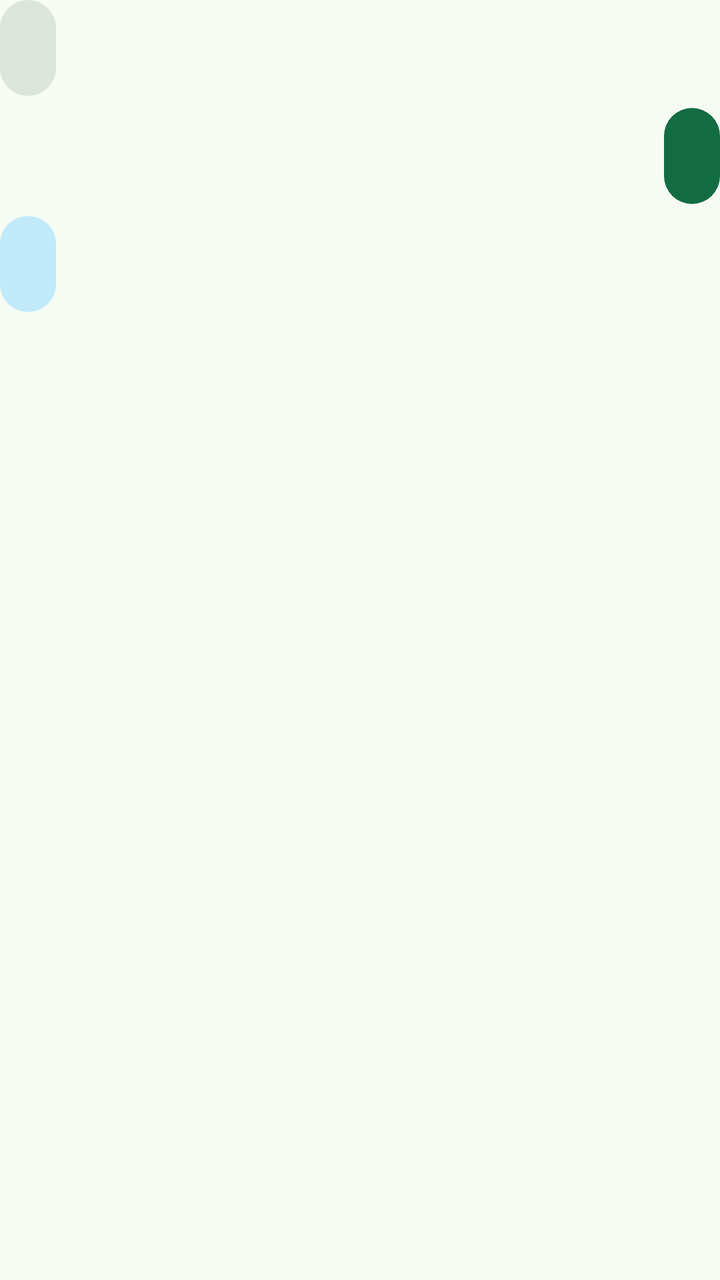
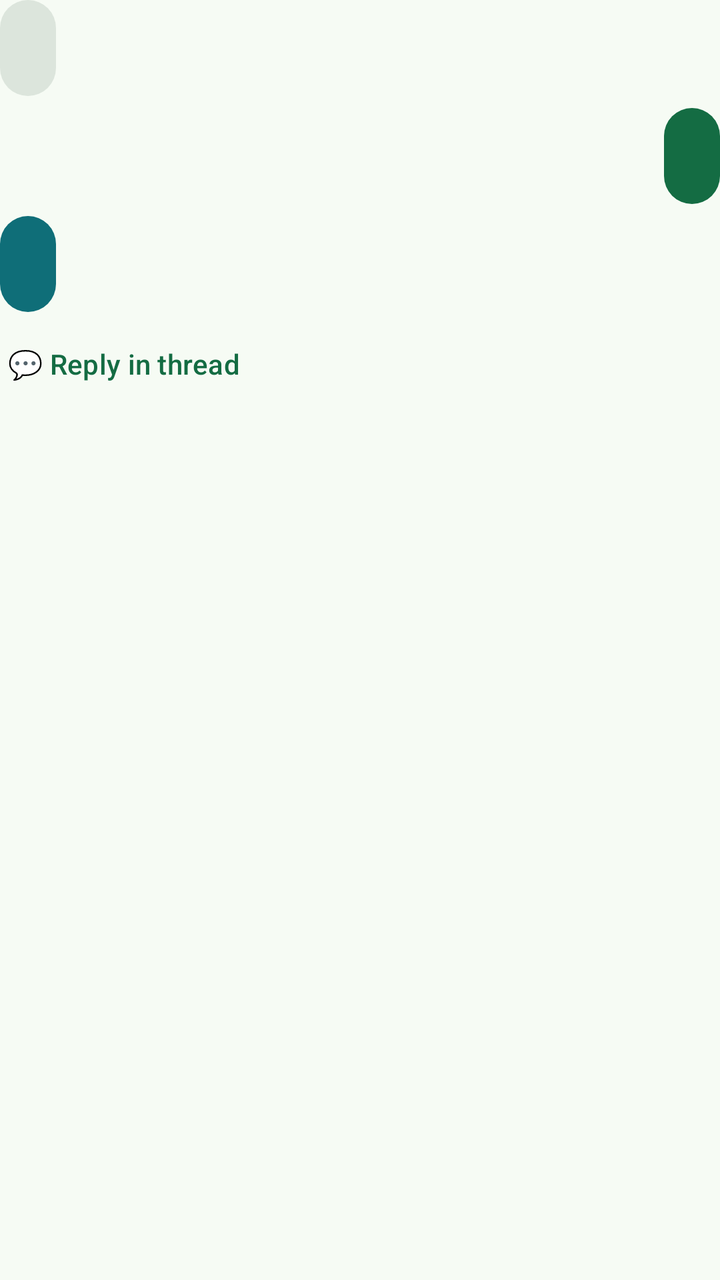

Screens rendered from an Android XML layout before and after an edit, with the pre-edit source and the edit as a unified diff.
<!-- AndroidManifest.xml: application theme Theme.VoiceSrs -->
<!-- res/layout/item_chat_turn.xml -->
<?xml version="1.0" encoding="utf-8"?>
<LinearLayout xmlns:android="http://schemas.android.com/apk/res/android"
    android:layout_width="match_parent"
    android:layout_height="wrap_content"
    android:orientation="vertical"
    android:paddingBottom="12dp">

    
    <TextView
        android:id="@+id/cardBubble"
        android:layout_width="wrap_content"
        android:layout_height="wrap_content"
        android:layout_gravity="start"
        android:layout_marginEnd="56dp"
        android:background="@drawable/bg_bubble_card"
        android:ellipsize="end"
        android:maxLines="1"
        android:minHeight="48dp"
        android:paddingStart="14dp"
        android:paddingTop="10dp"
        android:paddingEnd="14dp"
        android:paddingBottom="10dp"
        android:textAppearance="?attr/textAppearanceBodyLarge"
        android:textColor="?attr/colorOnSurfaceVariant" />

    
    <TextView
        android:id="@+id/userBubble"
        android:layout_width="wrap_content"
        android:layout_height="wrap_content"
        android:layout_gravity="end"
        android:layout_marginStart="56dp"
        android:layout_marginTop="6dp"
        android:background="@drawable/bg_bubble_user"
        android:minHeight="48dp"
        android:paddingStart="14dp"
        android:paddingTop="10dp"
        android:paddingEnd="14dp"
        android:paddingBottom="10dp"
        android:textAppearance="?attr/textAppearanceBodyLarge"
        android:textColor="?attr/colorOnPrimary" />

    
    <LinearLayout
        android:id="@+id/aiBubble"
        android:layout_width="wrap_content"
        android:layout_height="wrap_content"
        android:layout_gravity="start"
        android:layout_marginTop="6dp"
        android:layout_marginEnd="56dp"
        android:background="@drawable/bg_bubble_ai"
        android:minHeight="48dp"
        android:orientation="vertical"
        android:paddingStart="14dp"
        android:paddingTop="10dp"
        android:paddingEnd="14dp"
        android:paddingBottom="10dp">

        <LinearLayout
            android:id="@+id/explSection"
            android:layout_width="wrap_content"
            android:layout_height="wrap_content"
            android:orientation="vertical">

            <TextView
                android:id="@+id/explBadge"
                android:layout_width="wrap_content"
                android:layout_height="wrap_content"
                android:contentDescription="@string/expl_badge_cd"
                android:minHeight="48dp"
                android:gravity="center_vertical"
                android:text="@string/expl_badge"
                android:textAppearance="?attr/textAppearanceLabelLarge"
                android:textColor="?attr/colorOnTertiaryContainer"
                android:visibility="gone" />

            <TextView
                android:id="@+id/explStatus"
                android:layout_width="wrap_content"
                android:layout_height="wrap_content"
                android:textAppearance="?attr/textAppearanceBodyMedium"
                android:textColor="?attr/colorOnTertiaryContainer" />

            <TextView
                android:id="@+id/explBody"
                android:layout_width="wrap_content"
                android:layout_height="wrap_content"
                android:textAppearance="?attr/textAppearanceBodyMedium"
                android:textColor="?attr/colorOnTertiaryContainer"
                android:visibility="gone" />

            <Button
                android:id="@+id/explRetry"
                style="@style/Widget.Material3.Button.TextButton"
                android:layout_width="wrap_content"
                android:layout_height="wrap_content"
                android:minHeight="48dp"
                android:text="@string/expl_retry"
                android:visibility="gone" />
        </LinearLayout>
    </LinearLayout>
</LinearLayout>
<!-- resources referenced by this layout -->
<resources>
  <!-- drawable bg_bubble_ai (drawable) -->
  <?xml version="1.0" encoding="utf-8"?>
  <shape xmlns:android="http://schemas.android.com/apk/res/android"
      android:shape="rectangle">
      <solid android:color="@color/md_theme_tertiaryContainer" />
      <corners android:radius="16dp" />
  </shape>
  <!-- drawable bg_bubble_card (drawable) -->
  <?xml version="1.0" encoding="utf-8"?>
  <shape xmlns:android="http://schemas.android.com/apk/res/android"
      android:shape="rectangle">
      <solid android:color="@color/md_theme_surfaceVariant" />
      <corners android:radius="16dp" />
  </shape>
  <!-- drawable bg_bubble_user (drawable) -->
  <?xml version="1.0" encoding="utf-8"?>
  <shape xmlns:android="http://schemas.android.com/apk/res/android"
      android:shape="rectangle">
      <solid android:color="@color/md_theme_primary" />
      <corners android:radius="16dp" />
  </shape>
  <string name="expl_badge">● New</string>
  <string name="expl_badge_cd">Explanation ready, unread</string>
  <string name="expl_retry">Retry</string>
  <color name="md_theme_tertiaryContainer">#C0E9FA</color>
  <color name="md_theme_surfaceVariant">#DCE5DC</color>
  <color name="md_theme_primary">#146C43</color>
  <color name="md_theme_onPrimary">#FFFFFF</color>
  <color name="md_theme_primaryContainer">#A4F4C4</color>
  <color name="md_theme_onPrimaryContainer">#002110</color>
  <color name="md_theme_secondary">#4D6356</color>
  <color name="md_theme_onSecondary">#FFFFFF</color>
  <color name="md_theme_secondaryContainer">#D0E8D8</color>
  <color name="md_theme_onSecondaryContainer">#0B1F15</color>
  <color name="md_theme_tertiary">#3C6472</color>
  <color name="md_theme_onTertiary">#FFFFFF</color>
  <color name="md_theme_onTertiaryContainer">#001F28</color>
  <color name="md_theme_background">#F6FBF4</color>
  <color name="md_theme_surface">#F6FBF4</color>
  <color name="md_theme_onSurface">#171D19</color>
  <color name="md_theme_onSurfaceVariant">#404943</color>
  <color name="md_theme_outline">#707973</color>
  <color name="md_theme_error">#BA1A1A</color>
  <color name="md_theme_onError">#FFFFFF</color>
  <!-- unchanged entries left out for length: 1 -->
</resources>

<!-- the commit's change to res/layout/item_chat_turn.xml (unified diff, before → after) -->
@@ -14,7 +14,7 @@
         android:layout_marginEnd="56dp"
         android:background="@drawable/bg_bubble_card"
         android:ellipsize="end"
-        android:maxLines="1"
+        android:maxLines="2"
         android:minHeight="48dp"
         android:paddingStart="14dp"
         android:paddingTop="10dp"
@@ -38,7 +38,7 @@
         android:paddingEnd="14dp"
         android:paddingBottom="10dp"
         android:textAppearance="?attr/textAppearanceBodyLarge"
-        android:textColor="?attr/colorOnPrimary" />
+        android:textColor="@color/bubble_user_on" />
 
     
     <LinearLayout
@@ -71,7 +71,7 @@
                 android:gravity="center_vertical"
                 android:text="@string/expl_badge"
                 android:textAppearance="?attr/textAppearanceLabelLarge"
-                android:textColor="?attr/colorOnTertiaryContainer"
+                android:textColor="@color/bubble_ai_on"
                 android:visibility="gone" />
 
             <TextView
@@ -79,14 +79,14 @@
                 android:layout_width="wrap_content"
                 android:layout_height="wrap_content"
                 android:textAppearance="?attr/textAppearanceBodyMedium"
-                android:textColor="?attr/colorOnTertiaryContainer" />
+                android:textColor="@color/bubble_ai_on" />
 
             <TextView
                 android:id="@+id/explBody"
                 android:layout_width="wrap_content"
                 android:layout_height="wrap_content"
                 android:textAppearance="?attr/textAppearanceBodyMedium"
-                android:textColor="?attr/colorOnTertiaryContainer"
+                android:textColor="@color/bubble_ai_on"
                 android:visibility="gone" />
 
             <Button
@@ -96,7 +96,23 @@
                 android:layout_height="wrap_content"
                 android:minHeight="48dp"
                 android:text="@string/expl_retry"
+                android:textColor="@color/bubble_ai_on"
                 android:visibility="gone" />
         </LinearLayout>
     </LinearLayout>
+
+    <TextView
+        android:id="@+id/threadLink"
+        android:layout_width="wrap_content"
+        android:layout_height="wrap_content"
+        android:layout_gravity="start"
+        android:layout_marginTop="2dp"
+        android:background="?attr/selectableItemBackground"
+        android:minHeight="48dp"
+        android:gravity="center_vertical"
+        android:paddingStart="4dp"
+        android:paddingEnd="8dp"
+        android:text="@string/thread_reply"
+        android:textAppearance="?attr/textAppearanceLabelLarge"
+        android:textColor="?attr/colorPrimary" />
 </LinearLayout>
<!-- resource entries referenced after the edit -->
@@ -1,10 +1,12 @@
 <!-- resources referenced by this layout -->
 <resources>
+  <color name="bubble_ai_on">#FFFFFF</color>
+  <color name="bubble_user_on">#FFFFFF</color>
   <!-- drawable bg_bubble_ai (drawable) -->
   <?xml version="1.0" encoding="utf-8"?>
   <shape xmlns:android="http://schemas.android.com/apk/res/android"
       android:shape="rectangle">
-      <solid android:color="@color/md_theme_tertiaryContainer" />
+      <solid android:color="@color/bubble_ai" />
       <corners android:radius="16dp" />
   </shape>
   <!-- drawable bg_bubble_card (drawable) -->
@@ -18,14 +20,17 @@
   <?xml version="1.0" encoding="utf-8"?>
   <shape xmlns:android="http://schemas.android.com/apk/res/android"
       android:shape="rectangle">
-      <solid android:color="@color/md_theme_primary" />
+      <solid android:color="@color/bubble_user" />
       <corners android:radius="16dp" />
   </shape>
   <string name="expl_badge">● New</string>
   <string name="expl_badge_cd">Explanation ready, unread</string>
   <string name="expl_retry">Retry</string>
+  <string name="thread_reply">💬 Reply in thread</string>
+  <color name="bubble_ai">#0F6E78</color>
   <color name="md_theme_tertiaryContainer">#C0E9FA</color>
   <color name="md_theme_surfaceVariant">#DCE5DC</color>
+  <color name="bubble_user">#146C43</color>
   <color name="md_theme_primary">#146C43</color>
   <color name="md_theme_onPrimary">#FFFFFF</color>
   <color name="md_theme_primaryContainer">#A4F4C4</color>
